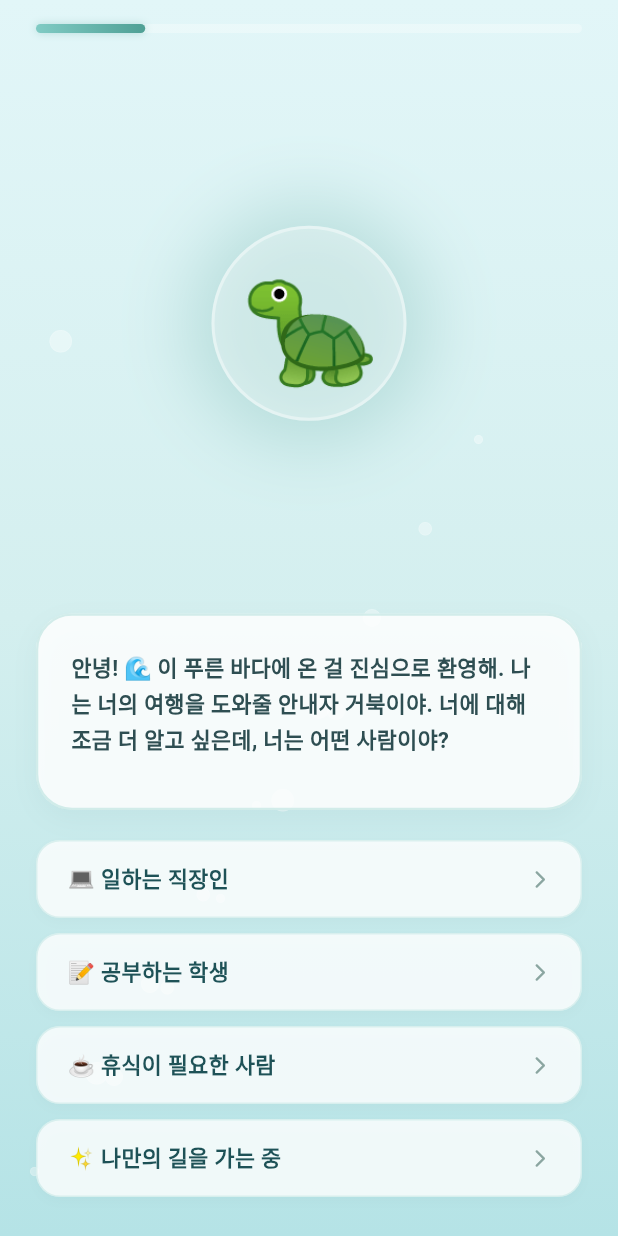
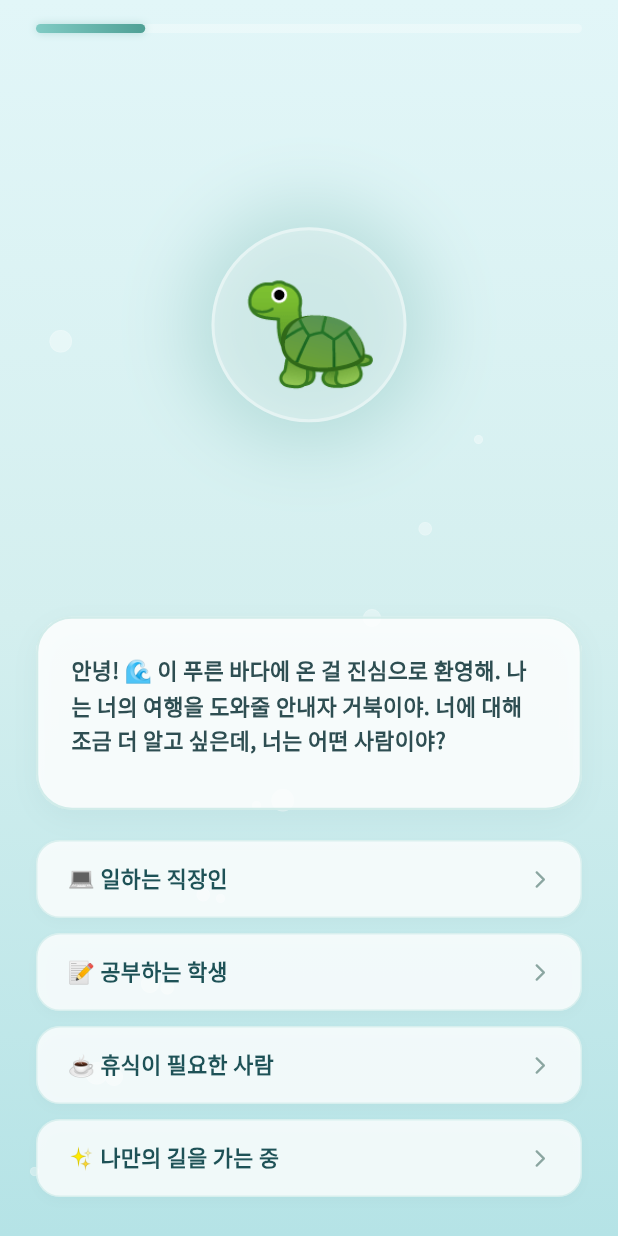
Before and after one commit to JHyuk2/Boogi_On_And_On, a Flutter app: the screen it shows after launch, on a phone screen of 412 x 824 dp. Run offline on Flutter 3.47's test engine with Material 3 defaults, Android fonts, the phone set to English and light mode, and no system bars; drawn by our look-alikes of flutter_animate; our stand-ins replace flutter_riverpod; Roboto replaces fonts that are missing (Pretendard).

Commit message:
fix: font error

```diff
--- a/boogi_flutter/lib/main.dart
+++ b/boogi_flutter/lib/main.dart
@@ -1,5 +1,6 @@
 import 'package:flutter/material.dart';
 import 'package:flutter_riverpod/flutter_riverpod.dart';
+import 'package:flutter_localizations/flutter_localizations.dart';
 import 'screens/splash_screen.dart';
 
 void main() {
@@ -20,6 +21,18 @@ class MyApp extends StatelessWidget {
     return MaterialApp(
       title: 'Boogi On & On',
       debugShowCheckedModeBanner: false,
+
+      // ── 한국어 로케일 설정 (Material 위젯 한글화 + 텍스트 렌더링 안정성) ──
+      localizationsDelegates: const [
+        GlobalMaterialLocalizations.delegate,
+        GlobalWidgetsLocalizations.delegate,
+        GlobalCupertinoLocalizations.delegate,
+      ],
+      supportedLocales: const [
+        Locale('ko', 'KR'),
+        Locale('en', 'US'),
+      ],
+
       theme: ThemeData(
         useMaterial3: true,
         primaryColor: const Color(0xFF4FA095),
@@ -29,10 +42,34 @@ class MyApp extends StatelessWidget {
           secondary: const Color(0xFF6DEBE1),
           surface: const Color(0xFFF7FDFD),
         ),
-        fontFamily: 'Pretendard', // 기본 감성 한글 가독성 폰트 매칭 대비
+
+        // ── 로컬 NotoSansKR 지정 및 이모지 폴백 ──
+        fontFamily: 'NotoSansKR',
+        fontFamilyFallback: const [
+          'Apple Color Emoji', // iOS / macOS 이모지 폰트
+          'Segoe UI Emoji', // Windows 이모지 폰트
+          'Noto Color Emoji', // Android / Linux 이모지 폰트
+        ],
+
+        // ── 텍스트 테마 전역 정의 ──
+        // 가중치(Weight)별로 로컬 폰트 에셋이 정확하게 맵핑되어 흐릿함(Faux Bold) 현상을 원천 방지합니다.
         textTheme: const TextTheme(
-          titleLarge: TextStyle(fontWeight: FontWeight.bold, color: Color(0xFF1E5257)),
-          bodyLarge: TextStyle(color: Color(0xFF2E4E52)),
+          titleLarge: TextStyle(
+            fontWeight: FontWeight.bold, // w700 -> NotoSansKR-Bold.ttf 대응
+            color: Color(0xFF1E5257),
+          ),
+          bodyLarge: TextStyle(
+            fontWeight: FontWeight.w500, // w500 -> NotoSansKR-Medium.ttf 대응
+            color: Color(0xFF2E4E52),
+          ),
+          bodyMedium: TextStyle(
+            fontWeight: FontWeight.w400, // w400 -> NotoSansKR-Regular.ttf 대응
+            color: Color(0xFF2E4E52),
+          ),
+          bodySmall: TextStyle(
+            fontWeight: FontWeight.w300, // w300 -> NotoSansKR-Light.ttf 대응
+            color: Color(0xFF5A7D82),
+          ),
         ),
       ),
       initialRoute: '/',
--- a/boogi_flutter/lib/screens/onboarding_tutorial_screen.dart
+++ b/boogi_flutter/lib/screens/onboarding_tutorial_screen.dart
@@ -121,7 +121,7 @@ class _OnboardingTutorialScreenState
       _currentStep = 3;
     });
     _startDialogue(
-      "그러고 보니... 내가 옛날에 어떤 별에서 온 어린 왕자한테 들은 얘기가 있어.\n\n『이 세상엔 수많은 거북이가 있지만, 네가 나에게 이름을 붙여주고 불러주는 순간... 나는 너에게 지구상에 단 하나뿐인 특별한 거북이가 되는 거야.』 🐢✨\n\n나를 이 바다에서 뭐라고 불러줄래? 네가 지어준 이름으로 불리고 싶어!",
+      "그러고 보니... 내 친구가 어떤 별에서 온 왕자와 나눈 이야기를 들었어!\n\n『이 세상엔 수많은 거북이가 있지만, 네가 나에게 이름을 붙여주고 불러주는 순간... 나는 너에게 지구상에 단 하나뿐인 특별한 거북이가 되는 거야.』 🐢✨\n\n나도 너와 친해지고 특별한 거부기가 되고싶어! 나를 이 바다에서 뭐라고 불러줄래? 네가 지어준 이름으로 불리고 싶어!",
     );
   }
 
@@ -156,8 +156,8 @@ class _OnboardingTutorialScreenState
     });
     // 홈 화면 서약서 텍스트 자동 동기화
     ref.read(onboardingProvider.notifier).setPledgeText(
-      "오직 너만을 위한 $_inputName부기야. 우리 앞으로 이 바다에서 예쁜 추억 많이 만들자. 잘 부탁해!",
-    );
+          "오직 너만을 위한 $_inputName부기야. 우리 앞으로 이 바다에서 예쁜 추억 많이 만들자. 잘 부탁해!",
+        );
 
     _startDialogue(
       "와아...! 눈이 부실 정도로 너무 멋진 이름이야! 감동이야... 주르륵 😭\n\n이제 나는 그냥 거북이가 아니라, 오직 너만을 위한 $_inputName부기야. 우리 앞으로 이 바다에서 예쁜 추억 많이 만들자. 잘 부탁해! 🐳💙",
@@ -259,7 +259,8 @@ class _OnboardingTutorialScreenState
           // ── 3. 메인 콘텐츠 ──
           SafeArea(
             child: Padding(
-              padding: const EdgeInsets.symmetric(horizontal: 24.0, vertical: 16.0),
+              padding:
+                  const EdgeInsets.symmetric(horizontal: 24.0, vertical: 16.0),
               child: Column(
                 children: [
                   // 상단 단계 게이지바
@@ -291,7 +292,8 @@ class _OnboardingTutorialScreenState
                                   ],
                                 ),
                               )
-                                  .animate(onPlay: (c) => c.repeat(reverse: true))
+                                  .animate(
+                                      onPlay: (c) => c.repeat(reverse: true))
                                   .scale(
                                     begin: const Offset(0.9, 0.9),
                                     end: const Offset(1.1, 1.1),
@@ -318,7 +320,8 @@ class _OnboardingTutorialScreenState
                                   ),
                                 ),
                               )
-                                  .animate(onPlay: (c) => c.repeat(reverse: true))
+                                  .animate(
+                                      onPlay: (c) => c.repeat(reverse: true))
                                   .slideY(
                                     begin: -0.06,
                                     end: 0.06,
@@ -410,8 +413,13 @@ class _OnboardingTutorialScreenState
                                       fontWeight: FontWeight.bold,
                                     ),
                                   )
-                                      .animate(onPlay: (c) => c.repeat(reverse: true))
-                                      .fade(begin: 0.3, end: 0.9, duration: 800.ms),
+                                      .animate(
+                                          onPlay: (c) =>
+                                              c.repeat(reverse: true))
+                                      .fade(
+                                          begin: 0.3,
+                                          end: 0.9,
+                                          duration: 800.ms),
                                 ),
                             ],
                           ),
```
Also changed, not shown: boogi_flutter/pubspec.yaml (+17 -0 lines), boogi_flutter/pubspec.lock, 5 other files.
